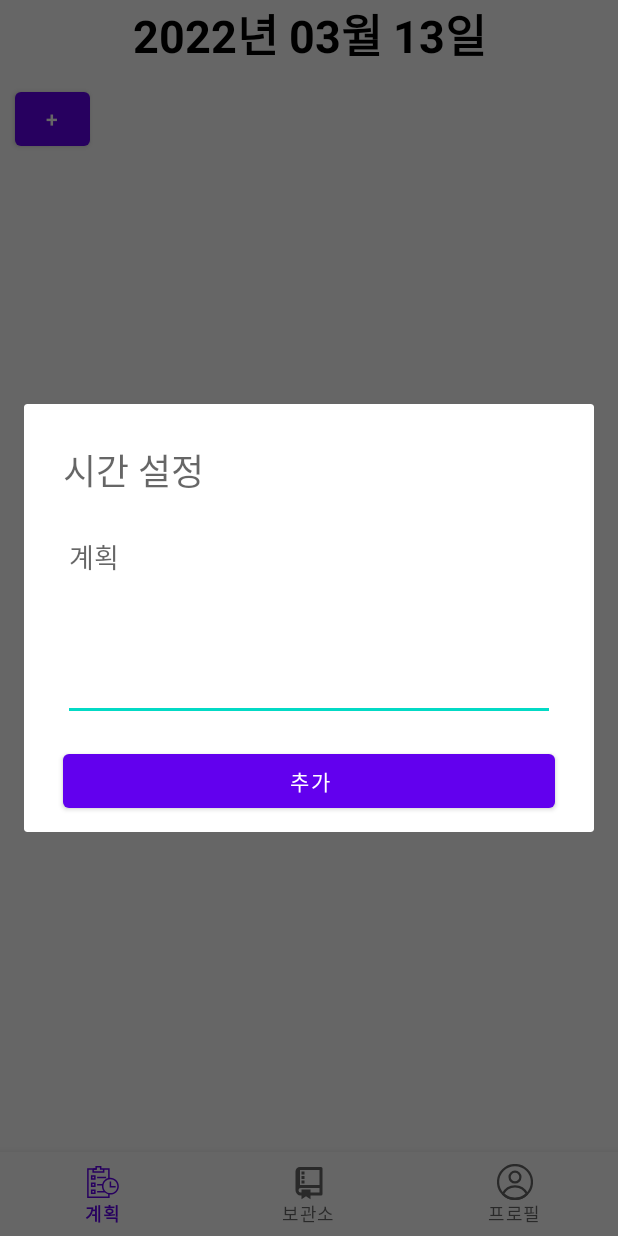
After one commit to YunDaeHyeon/J-Planning, an Android app: the fragment PlanDialog placed in its activity, on a phone screen of 412 x 824 dp. The commit adds this screen. Run offline under Robolectric (Android 15) with nearby library versions, the phone set to English and light mode, and no system bars; libraries missing offline, so code that uses them is left out: com.kakao.sdk; 1 statement that could not run was skipped.

Commit message:
2022-03-13 create plan dialog

```diff
--- /dev/null
+++ b/app/src/main/java/com/meonjicompany/planning/dialog/PlanDialog.java
@@ -0,0 +1,98 @@
+package com.meonjicompany.planning.dialog;
+
+import android.app.TimePickerDialog;
+import android.os.Bundle;
+import android.view.LayoutInflater;
+import android.view.View;
+import android.view.ViewGroup;
+import android.view.Window;
+import android.view.WindowManager;
+import android.widget.Button;
+import android.widget.EditText;
+import android.widget.TextView;
+import android.widget.TimePicker;
+
+import androidx.annotation.Nullable;
+import androidx.fragment.app.DialogFragment;
+
+import com.meonjicompany.planning.R;
+
+import java.util.Calendar;
+
+public class PlanDialog extends DialogFragment implements View.OnClickListener {
+    private Button add; // 추가 버튼
+    private TextView time; // 시간 텍스트뷰
+    private EditText contents; // 내용
+    private TimePickerDialog timePickerDialog; // 타임피커 선언
+    public static final String TAG_PLAN_DIALOG = "plan_dialog";
+
+    public PlanDialog(){}
+
+    public static PlanDialog getInstance(){
+        PlanDialog planDialog = new PlanDialog();
+        return planDialog;
+    }
+
+    @Override
+    public void onResume() {
+        super.onResume();
+        // DialogFragment 크기 지정
+//        int width = getResources().getDimensionPixelSize(R.dimen.dialog_width);
+//        int height = getResources().getDimensionPixelSize(R.dimen.dialog_height);
+//        getDialog().getWindow().setLayout(width,height);
+    }
+
+    @Override
+    public void onStart() {
+        super.onStart();
+        WindowManager.LayoutParams layoutParams = new WindowManager.LayoutParams();
+        layoutParams.copyFrom(getDialog().getWindow().getAttributes());
+        layoutParams.width = WindowManager.LayoutParams.MATCH_PARENT;
+        layoutParams.height = WindowManager.LayoutParams.WRAP_CONTENT;
+
+        Window window = getDialog().getWindow();
+        window.setAttributes(layoutParams);
+    }
+
+    @Nullable
+    @Override
+    public View onCreateView(LayoutInflater inflater, @Nullable ViewGroup container,
+                             @Nullable Bundle saveInstanceState){
+        View view = inflater.inflate(R.layout.fragment_planning_dialog, container);
+        add = (Button) view.findViewById(R.id.planning_add_btn); // 추가 버튼
+        time = (TextView) view.findViewById(R.id.planning_time);
+        contents = (EditText) view.findViewById(R.id.planning_contents);
+        clickEvents(); // 클랙 이벤트 실행
+        setCancelable(false); // FragmentDialog 화면 밖 터치 시 dismiss 방지
+        return view;
+    }
+
+    public void clickEvents(){
+        add.setOnClickListener(this); // 추가 버튼 클릭 리스너 지정
+        time.setOnClickListener(this); // 시간 텍스트 클릭 리스너 지정
+    }
+
+
+    @Override
+    public void onClick(View view) {
+        switch(view.getId()){
+                // 추가 버튼 클릭
+            case R.id.planning_add_btn:
+                dismiss(); // 다이얼로그 종료
+                break;
+                // 시간 설정 텍스트뷰 클릭
+            case R.id.planning_time:
+                final Calendar calendar = Calendar.getInstance();
+                int hour = calendar.get(Calendar.HOUR);
+                int minute = calendar.get(Calendar.MINUTE);
+                timePickerDialog = new TimePickerDialog(getContext(), new TimePickerDialog.OnTimeSetListener() {
+                    @Override
+                    public void onTimeSet(TimePicker view, int hourOfDay, int minute) {
+                        time.setText(String.format("%02d시 %02d분",hourOfDay,minute));
+                    }
+                },hour,minute,false);
+                timePickerDialog.show();
+                break;
+        }
+    }
+}
--- a/app/src/main/java/com/meonjicompany/planning/fragment/PlanFragment.java
+++ b/app/src/main/java/com/meonjicompany/planning/fragment/PlanFragment.java
@@ -16,6 +16,7 @@ import android.widget.TextView;
 import com.meonjicompany.planning.DTO.PlanningItemDTO;
 import com.meonjicompany.planning.R;
 import com.meonjicompany.planning.adapter.PlanningCardViewAdapter;
+import com.meonjicompany.planning.dialog.PlanDialog;
 
 import java.text.SimpleDateFormat;
 import java.util.ArrayList;
@@ -34,6 +35,8 @@ public class PlanFragment extends Fragment implements View.OnClickListener{
     ArrayList<PlanningItemDTO> planningItemDTO;
     // 캘린더 객체 생성
     Calendar calendar = Calendar.getInstance();
+    // 다이얼로그 선언
+    PlanDialog planDialog;
     long now = System.currentTimeMillis();
     Date date = new Date(now);
     SimpleDateFormat simpleDateFormat = new SimpleDateFormat("yyyy년 MM월 dd일");
@@ -121,9 +124,9 @@ public class PlanFragment extends Fragment implements View.OnClickListener{
                         calendar.get(Calendar.MONTH),calendar.get(Calendar.DAY_OF_MONTH)).show();
                 break;
             case R.id.add_plan_item_btn:
-                planningItemDTO.add(new PlanningItemDTO("2022년 3월 9일","서울여행",
-                "더미데이터더미데이터더미데이터더미데이터더미데이터더미데이터더미데이터더미데이터더미데이터"));
-                planningCardViewAdapter.notifyItemInserted(planningItemDTO.size());
+                planDialog = PlanDialog.getInstance();
+                planDialog.show(getActivity().getSupportFragmentManager(), PlanDialog.TAG_PLAN_DIALOG);
+//                planningCardViewAdapter.notifyItemInserted(planningItemDTO.size());
                 break;
         }
     }
--- /dev/null
+++ b/app/src/main/res/drawable/plan_dialog_round.xml
@@ -0,0 +1,8 @@
+<?xml version="1.0" encoding="utf-8"?>
+<shape xmlns:android="http://schemas.android.com/apk/res/android"
+    android:padding="10dp"
+    android:shape="rectangle" >
+    <solid android:color="#FFF" />
+    <corners
+        android:radius="14dp" />
+</shape>
--- /dev/null
+++ b/app/src/main/res/layout/fragment_planning_dialog.xml
@@ -0,0 +1,52 @@
+<?xml version="1.0" encoding="utf-8"?>
+<androidx.constraintlayout.widget.ConstraintLayout
+    xmlns:android="http://schemas.android.com/apk/res/android"
+    xmlns:app="http://schemas.android.com/apk/res-auto"
+    xmlns:tools="http://schemas.android.com/tools"
+    android:padding="10dp"
+    android:layout_width="match_parent"
+    android:layout_height="match_parent"
+    android:layout_gravity="bottom"
+    android:background="@drawable/plan_dialog_round"
+    android:orientation="vertical">
+
+    <TextView
+        android:id="@+id/planning_time"
+        android:layout_width="match_parent"
+        android:layout_height="wrap_content"
+        android:layout_margin="16dp"
+        android:hint="시간 설정"
+        android:textSize="24dp"
+        app:layout_constraintEnd_toEndOf="parent"
+        app:layout_constraintStart_toStartOf="parent"
+        app:layout_constraintTop_toTopOf="parent" />
+
+    <EditText
+        android:id="@+id/planning_contents"
+        android:layout_width="match_parent"
+        android:layout_height="wrap_content"
+        android:lines="5"
+        android:gravity="top|left"
+        android:minWidth="10.0dip"
+        android:maxWidth="5.0dip"
+        android:layout_margin="16dp"
+        android:layout_marginTop="16dp"
+        android:hint="계획"
+        android:inputType="textMultiLine"
+        android:scrollHorizontally="false"
+        android:minHeight="48dp"
+        app:layout_constraintEnd_toEndOf="parent"
+        app:layout_constraintStart_toStartOf="parent"
+        app:layout_constraintTop_toBottomOf="@+id/planning_time" />
+
+    <Button
+        android:id="@+id/planning_add_btn"
+        android:layout_width="match_parent"
+        android:layout_height="wrap_content"
+        android:layout_margin="16dp"
+        android:text="추가"
+        app:layout_constraintEnd_toEndOf="parent"
+        app:layout_constraintStart_toStartOf="parent"
+        app:layout_constraintTop_toBottomOf="@+id/planning_contents" />
+
+</androidx.constraintlayout.widget.ConstraintLayout>
--- /dev/null
+++ b/app/src/main/res/values/dimens.xml
@@ -0,0 +1,5 @@
+<?xml version="1.0" encoding="utf-8"?>
+<resources>
+    <dimen name="dialog_width">500dp</dimen>
+    <dimen name="dialog_height">500dp</dimen>
+</resources>
```
